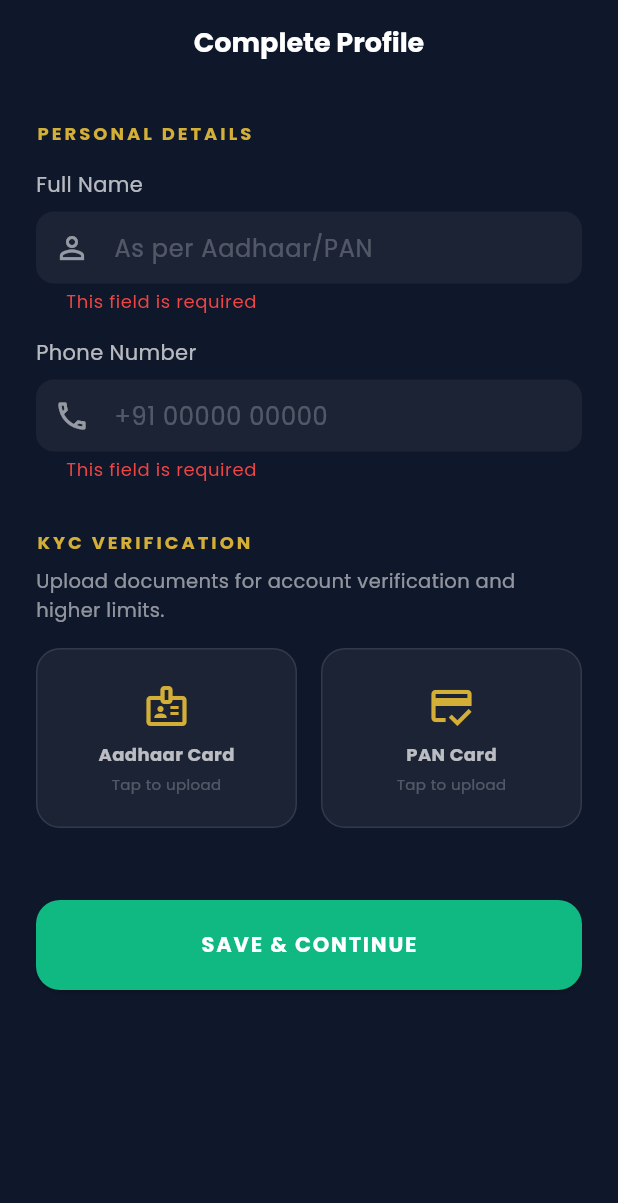
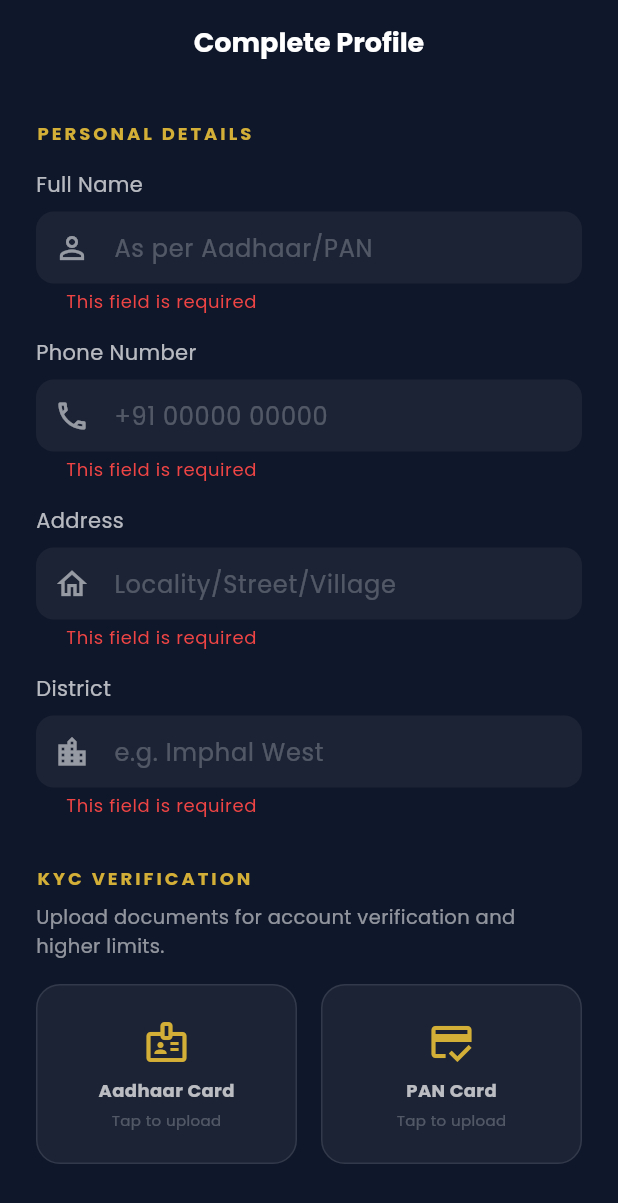
Before and after one commit to Kanglei-Inovations/maruppay, a Flutter app: the screen it shows once a user with an empty profile is signed in, after a tap on "SAVE & CONTINUE", on a phone screen of 412 x 824 dp. Shown: the top 1203 px of the screen. Run offline on Flutter 3.47's test engine with Material 3 defaults, Android fonts, the light colour scheme and no system bars; drawn by our look-alikes of flutter_animate; our stand-ins replace cloud_firestore, firebase_auth, firebase_core, get, google_fonts, google_sign_in and 2 more; missing offline and left inert: ntp; accounts and stored records are empty.

Commit message:
userrole_auth

```diff
--- a/lib/controllers/profile_controller.dart
+++ b/lib/controllers/profile_controller.dart
@@ -86,15 +86,24 @@ class ProfileController extends GetxController {
     final bool isAdmin = user.role == UserRole.admin || user.role == UserRole.superAdmin;
     final String targetRoute = isAdmin ? AppRoutes.adminDashboard : AppRoutes.memberDashboard;
 
-    if (!user.isProfileComplete && Get.currentRoute != AppRoutes.profileSetup) {
-      Get.offAllNamed(AppRoutes.profileSetup);
+    // 1. If profile is incomplete, force them to setup
+    if (!user.isProfileComplete) {
+      if (Get.currentRoute != AppRoutes.profileSetup) {
+        Get.offAllNamed(AppRoutes.profileSetup);
+      }
       return;
     }
 
-    // Only perform redirection if we are NOT already on the target dashboard
-    // This prevents the "flash" or "re-opening" of the dashboard
-    if (Get.currentRoute != targetRoute) {
-       Get.offAllNamed(targetRoute);
+    // 2. If profile is complete and we are on a transitional page, redirect to dashboard
+    final List<String> transitionalRoutes = [
+      AppRoutes.initial,
+      AppRoutes.login,
+      AppRoutes.splash,
+      AppRoutes.profileSetup,
+    ];
+
+    if (transitionalRoutes.contains(Get.currentRoute)) {
+      Get.offAllNamed(targetRoute);
     }
   }
 
--- a/lib/routes/auth_middleware.dart
+++ b/lib/routes/auth_middleware.dart
@@ -22,12 +22,24 @@ class AuthMiddleware extends GetMiddleware {
       return const RouteSettings(name: AppRoutes.profileSetup);
     }
 
-    // FOR TESTING: Allow all users to access admin dashboard and test utilities
-    // if (route == AppRoutes.adminDashboard &&
-    //     user.role != UserRole.admin &&
-    //     user.role != UserRole.superAdmin) {
-    //   return const RouteSettings(name: AppRoutes.memberDashboard);
-    // }
+    // Role-based guarding
+    final bool isAdmin = user.role == UserRole.admin || user.role == UserRole.superAdmin;
+
+    // Admin pages protection
+    final adminRoutes = [
+      AppRoutes.adminDashboard,
+      AppRoutes.adminMembers,
+      AppRoutes.testUtility,
+    ];
+
+    if (adminRoutes.contains(route) && !isAdmin) {
+      return const RouteSettings(name: AppRoutes.memberDashboard);
+    }
+
+    // Member dashboard protection (optional, depends if you want admins to see member view)
+    if (route == AppRoutes.memberDashboard && isAdmin) {
+      return const RouteSettings(name: AppRoutes.adminDashboard);
+    }
 
     return null;
   }
--- a/lib/views/auth/profile_setup_view.dart
+++ b/lib/views/auth/profile_setup_view.dart
@@ -1,6 +1,8 @@
 import 'package:flutter/material.dart';
 import 'package:get/get.dart';
 import 'package:flutter_animate/flutter_animate.dart';
+import '../../controllers/profile_controller.dart';
+import '../../models/user_model.dart';
 
 class ProfileSetupView extends StatefulWidget {
   const ProfileSetupView({Key? key}) : super(key: key);
@@ -13,8 +15,18 @@ class _ProfileSetupViewState extends State<ProfileSetupView> {
   final _formKey = GlobalKey<FormState>();
   final _nameController = TextEditingController();
   final _phoneController = TextEditingController();
+  final _addressController = TextEditingController();
+  final _districtController = TextEditingController();
 
-  bool isUploading = false;
+  final ProfileController _profileController = Get.find<ProfileController>();
+  late UserRole _assignedRole;
+
+  @override
+  void initState() {
+    super.initState();
+    // Get role from arguments, default to member
+    _assignedRole = Get.arguments?['role'] ?? UserRole.member;
+  }
 
   @override
   Widget build(BuildContext context) {
@@ -26,7 +38,9 @@ class _ProfileSetupViewState extends State<ProfileSetupView> {
         elevation: 0,
         centerTitle: true,
       ),
-      body: SingleChildScrollView(
+      body: Stack(
+        children: [
+          SingleChildScrollView(
             padding: const EdgeInsets.all(24),
             child: Form(
               key: _formKey,
@@ -48,6 +62,20 @@ class _ProfileSetupViewState extends State<ProfileSetupView> {
                     hint: '+91 00000 00000',
                     icon: Icons.phone_outlined,
                     keyboardType: TextInputType.phone,
+                  ),
+                  const SizedBox(height: 16),
+                  _buildTextField(
+                    controller: _addressController,
+                    label: 'Address',
+                    hint: 'Locality/Street/Village',
+                    icon: Icons.home_outlined,
+                  ),
+                  const SizedBox(height: 16),
+                  _buildTextField(
+                    controller: _districtController,
+                    label: 'District',
+                    hint: 'e.g. Imphal West',
+                    icon: Icons.location_city_outlined,
                   ),
                   const SizedBox(height: 32),
 
@@ -73,11 +101,7 @@ class _ProfileSetupViewState extends State<ProfileSetupView> {
                     width: double.infinity,
                     height: 60,
                     child: ElevatedButton(
-                  onPressed: () {
-                    if (_formKey.currentState!.validate()) {
-                      Get.snackbar('Processing', 'Your profile is being verified...');
-                    }
-                  },
+                      onPressed: _submitProfile,
                       style: ElevatedButton.styleFrom(
                         backgroundColor: const Color(0xFF10B981),
                         foregroundColor: Colors.white,
@@ -90,7 +114,29 @@ class _ProfileSetupViewState extends State<ProfileSetupView> {
               ),
             ),
           ),
+          Obx(() => _profileController.isLoading.value
+            ? Container(
+                color: Colors.black54,
+                child: const Center(
+                  child: CircularProgressIndicator(color: Color(0xFF10B981)),
+                ),
+              )
+            : const SizedBox.shrink()),
+        ],
+      ),
     );
+  }
+
+  void _submitProfile() {
+    if (_formKey.currentState!.validate()) {
+      _profileController.completeProfile(
+        fullName: _nameController.text.trim(),
+        mobileNumber: _phoneController.text.trim(),
+        address: _addressController.text.trim(),
+        district: _districtController.text.trim(),
+        role: _assignedRole,
+      );
+    }
   }
 
   Widget _buildSectionTitle(String title) {
```
Lines whose indentation alone changed are shown as unchanged.
